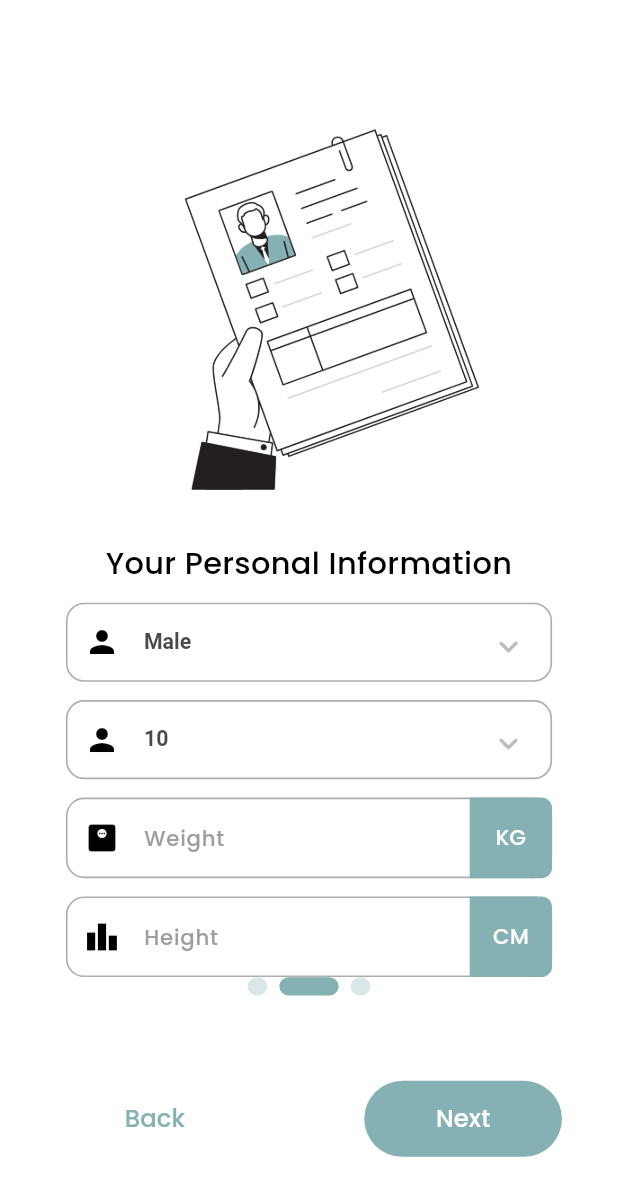
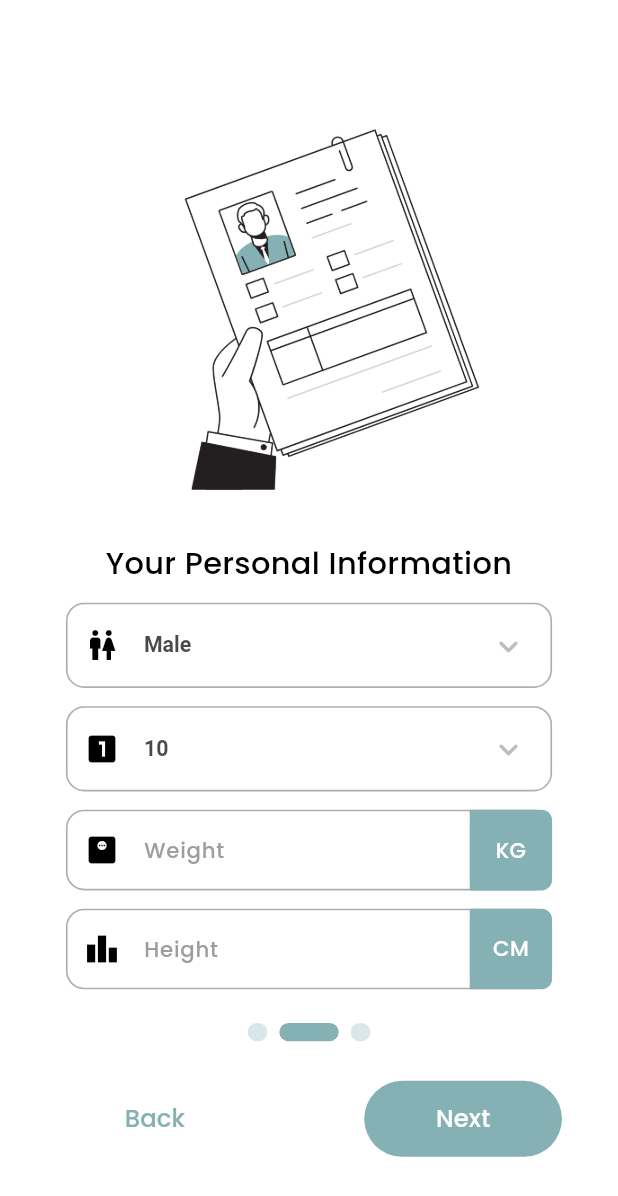
Before and after one commit to codeyzx/geats, a Flutter app: the QuestionPage screen opened by its route, swiped to page 2, on a phone screen of 412 x 824 dp. Shown: the top 1196 px of the screen. Run offline on Flutter 3.47's test engine with Material 3 defaults, Android fonts, the phone set to English and light mode, and no system bars; drawn by our look-alikes of smooth_page_indicator; our stand-ins replace cached_network_image, cloud_firestore, dio, firebase_auth, firebase_core, flutter_easyloading and 9 more; missing offline and left inert: camerawesome, google_mlkit_barcode_scanning; accounts and stored records are empty.

Commit message:
fix: change size widget

```diff
--- a/lib/src/common_widgets/input_form/dropdown_form_widget.dart
+++ b/lib/src/common_widgets/input_form/dropdown_form_widget.dart
@@ -22,7 +22,7 @@ class DropdownFormWidget extends StatelessWidget {
   @override
   Widget build(BuildContext context) {
     return SizedBox(
-      height: SizeApp.h52,
+      height: SizeApp.h56,
       child: InputDecorator(
         decoration: InputDecoration(
           errorText: errorText,
--- a/lib/src/features/common/presentation/question/question_page.dart
+++ b/lib/src/features/common/presentation/question/question_page.dart
@@ -6,7 +6,6 @@ import 'package:geats/src/constants/constants.dart';
 import 'package:geats/src/features/auth/domain/user.dart';
 import 'package:geats/src/features/common/presentation/common_controller.dart';
 import 'package:geats/src/features/common/presentation/question/widget/widget.dart';
-import 'package:logger/logger.dart';
 import 'package:smooth_page_indicator/smooth_page_indicator.dart';
 
 class QuestionPage extends ConsumerWidget {
@@ -91,7 +90,7 @@ class QuestionPage extends ConsumerWidget {
         bottomSheet: state.isLastPage
             ? Container(
                 padding: EdgeInsets.only(bottom: 52.h, left: 34.w, right: 34.w),
-                height: 170.h,
+                height: 140.h,
                 color: Colors.white,
                 child: Column(
                   mainAxisAlignment: MainAxisAlignment.spaceBetween,
@@ -144,7 +143,7 @@ class QuestionPage extends ConsumerWidget {
               )
             : Container(
                 padding: EdgeInsets.only(bottom: 52.h, left: 34.w, right: 34.w),
-                height: 170.h,
+                height: 140.h,
                 color: Colors.white,
                 child: Column(
                   mainAxisAlignment: MainAxisAlignment.spaceBetween,
--- a/lib/src/features/common/presentation/question/widget/question_dropdown_form.dart
+++ b/lib/src/features/common/presentation/question/widget/question_dropdown_form.dart
@@ -25,7 +25,7 @@ class QuestionDropDownForm extends ConsumerWidget {
             {'value': 'Male', 'text': 'Male'},
             {'value': 'Female', 'text': 'Female'},
           ],
-          prefixIcon: Icons.person,
+          prefixIcon: Icons.wc,
           onChanged: (value) {
             if (value.isNotNull()) {
               controller.setGender(value.toString());
@@ -36,7 +36,7 @@ class QuestionDropDownForm extends ConsumerWidget {
         DropdownFormWidget(
           value: state.age,
           list: state.ageList,
-          prefixIcon: Icons.person,
+          prefixIcon: Icons.looks_one,
           onChanged: (value) {
             if (value.isNotNull()) {
               controller.setAge(value.toString());
```
Also changed, not shown: lib/src/features/analyze/presentation/analyze_page.dart (+4 -4 lines).
